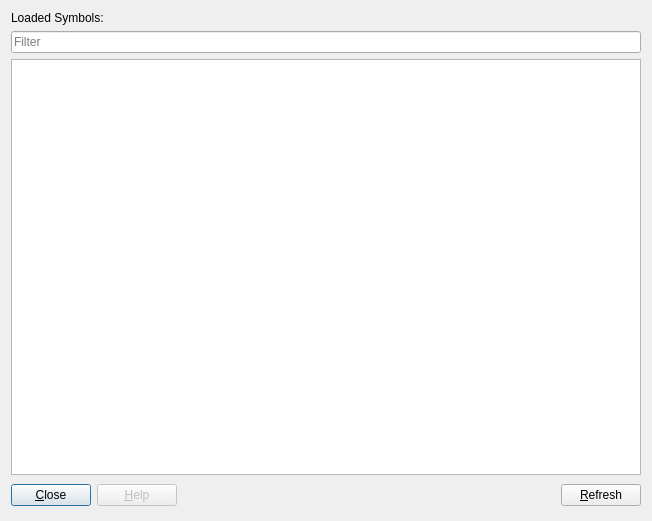
This is plugins/SymbolViewer/DialogSymbolViewer.ui in eteran/edb-debugger as Qt 5 draws it before an edit. The edited form follows.
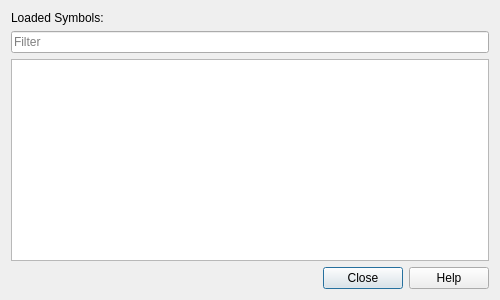
This is the edited form. Icons and pictures are not drawn.

Commit message: more normalization of dialog boxes, more coming until we've done them all!

Diff of the .ui file:
```diff
--- a/plugins/SymbolViewer/DialogSymbolViewer.ui
+++ b/plugins/SymbolViewer/DialogSymbolViewer.ui
@@ -7,8 +7,8 @@
    <rect>
     <x>0</x>
     <y>0</y>
-    <width>652</width>
-    <height>521</height>
+    <width>500</width>
+    <height>300</height>
    </rect>
   </property>
   <property name="windowTitle">
@@ -51,60 +51,11 @@
     </widget>
    </item>
    <item>
-    <layout class="QHBoxLayout">
-     <property name="spacing">
-      <number>6</number>
+    <widget class="QDialogButtonBox" name="buttonBox">
+     <property name="standardButtons">
+      <set>QDialogButtonBox::Close|QDialogButtonBox::Help</set>
      </property>
-     <item>
-      <widget class="QPushButton" name="btnClose">
-       <property name="text">
-        <string>&amp;Close</string>
-       </property>
-       <property name="icon">
-        <iconset theme="dialog-close">
-         <normaloff>.</normaloff>.</iconset>
-       </property>
-      </widget>
-     </item>
-     <item>
-      <widget class="QPushButton" name="btnHelp">
-       <property name="enabled">
-        <bool>false</bool>
-       </property>
-       <property name="text">
-        <string>&amp;Help</string>
-       </property>
-       <property name="icon">
-        <iconset theme="help-browser">
-         <normaloff>.</normaloff>.</iconset>
-       </property>
-      </widget>
-     </item>
-     <item>
-      <spacer>
-       <property name="orientation">
-        <enum>Qt::Horizontal</enum>
-       </property>
-       <property name="sizeHint" stdset="0">
-        <size>
-         <width>361</width>
-         <height>29</height>
-        </size>
-       </property>
-      </spacer>
-     </item>
-     <item>
-      <widget class="QPushButton" name="btnRefresh">
-       <property name="text">
-        <string>&amp;Refresh</string>
-       </property>
-       <property name="icon">
-        <iconset theme="view-refresh">
-         <normaloff>.</normaloff>.</iconset>
-       </property>
-      </widget>
-     </item>
-    </layout>
+    </widget>
    </item>
   </layout>
  </widget>
```
Left out of the diff: 28 changed lines with no effect on the pictures. The commit also changes 15 other files.
